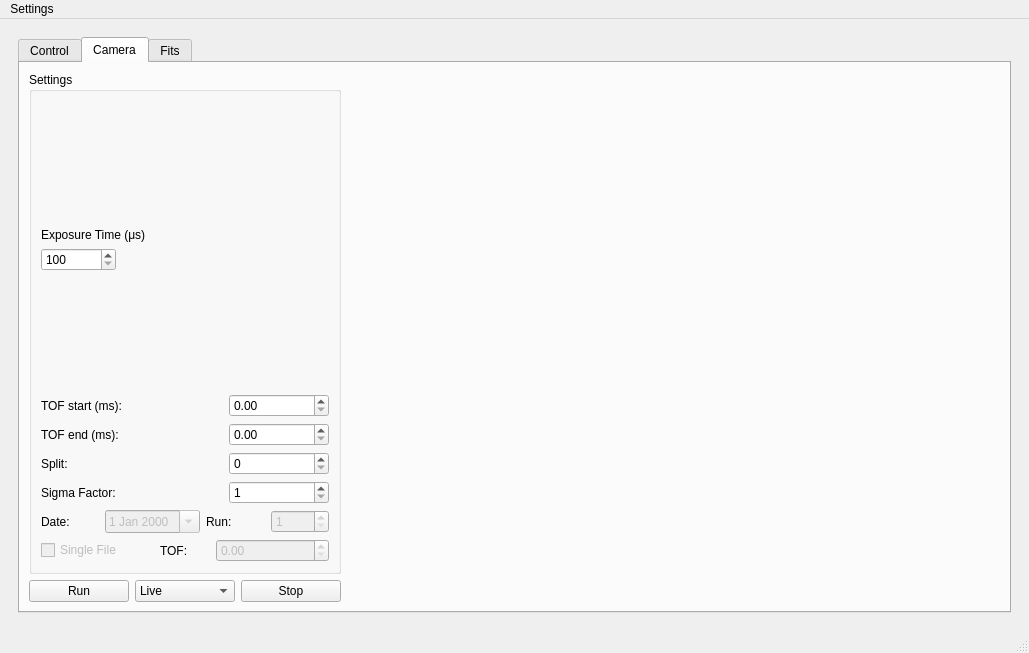
Above: mainwindow.ui from QSUM-UNB/GUI-ColdAtomCapture before the change. Below: the same form after it.
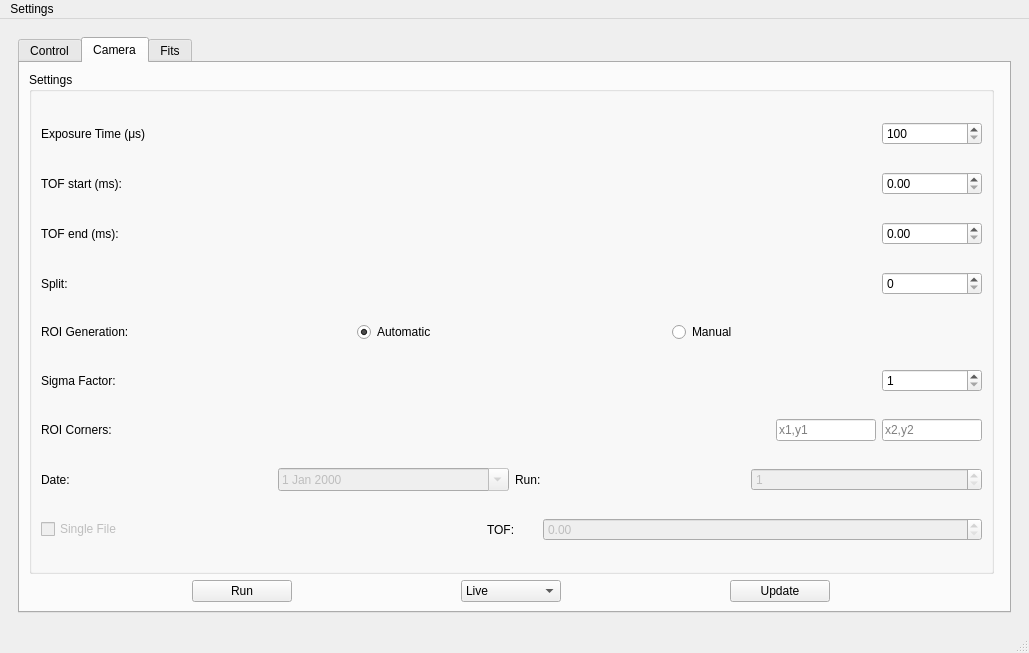
That is the form after the change. Custom widgets are drawn as their Qt base class.

Commit message: Groundwork for manual + auto ROI selection

```diff
--- a/mainwindow.ui
+++ b/mainwindow.ui
@@ -11,7 +11,7 @@
    </rect>
   </property>
   <property name="windowTitle">
-   <string>MainWindow</string>
+   <string>Cold Atom Capture</string>
   </property>
   <widget class="QWidget" name="centralwidget">
    <layout class="QHBoxLayout" name="horizontalLayout">
@@ -41,7 +41,9 @@
                 <string>Settings</string>
                </property>
                <layout class="QVBoxLayout" name="verticalLayout_6">
-                <item alignment="Qt::AlignBottom">
+                <item>
+                 <layout class="QHBoxLayout" name="exposureLayout">
+                  <item>
                  <widget class="QLabel" name="exposureLabel">
                   <property name="maximumSize">
                    <size>
@@ -54,11 +56,17 @@
                   </property>
                  </widget>
                 </item>
-                <item alignment="Qt::AlignTop">
+                  <item>
                  <widget class="QSpinBox" name="exposureBox">
+                    <property name="minimumSize">
+                     <size>
+                      <width>100</width>
+                      <height>0</height>
+                     </size>
+                    </property>
                   <property name="maximumSize">
                    <size>
-                    <width>75</width>
+                      <width>100</width>
                     <height>16777215</height>
                    </size>
                   </property>
@@ -70,6 +78,8 @@
                   </property>
                  </widget>
                 </item>
+                 </layout>
+                </item>
                 <item>
                  <layout class="QHBoxLayout" name="horizontalLayout_6">
                   <item>
@@ -151,6 +161,34 @@
                   </item>
                  </layout>
                 </item>
+                <item>
+                 <layout class="QHBoxLayout" name="roiSelectionLayout">
+                  <item>
+                   <widget class="QLabel" name="label_2">
+                    <property name="text">
+                     <string>ROI Generation:</string>
+                    </property>
+                   </widget>
+                  </item>
+                  <item>
+                   <widget class="QRadioButton" name="roiAutoRadio">
+                    <property name="text">
+                     <string>Automatic</string>
+                    </property>
+                    <property name="checked">
+                     <bool>true</bool>
+                    </property>
+                   </widget>
+                  </item>
+                  <item>
+                   <widget class="QRadioButton" name="roiManualRadio">
+                    <property name="text">
+                     <string>Manual</string>
+                    </property>
+                   </widget>
+                  </item>
+                 </layout>
+                </item>
                 <item>
                  <layout class="QHBoxLayout" name="sigmaLayout">
                   <item>
@@ -181,6 +219,55 @@
                   </item>
                  </layout>
                 </item>
+                <item>
+                 <layout class="QHBoxLayout" name="roiManualLayout">
+                  <item>
+                   <widget class="QLabel" name="roiManualLabel">
+                    <property name="maximumSize">
+                     <size>
+                      <width>16777215</width>
+                      <height>75</height>
+                     </size>
+                    </property>
+                    <property name="text">
+                     <string>ROI Corners:</string>
+                    </property>
+                   </widget>
+                  </item>
+                  <item>
+                   <widget class="QLineEdit" name="roiTopLeftEdit">
+                    <property name="maximumSize">
+                     <size>
+                      <width>100</width>
+                      <height>16777215</height>
+                     </size>
+                    </property>
+                    <property name="placeholderText">
+                     <string>x1,y1</string>
+                    </property>
+                   </widget>
+                  </item>
+                  <item>
+                   <widget class="QLineEdit" name="roiBottomRightEdit">
+                    <property name="maximumSize">
+                     <size>
+                      <width>100</width>
+                      <height>16777215</height>
+                     </size>
+                    </property>
+                    <property name="inputMask">
+                     <string/>
+                    </property>
+                    <property name="text">
+                     <string/>
+                    </property>
+                    <property name="placeholderText">
+                     <string>x2,y2</string>
+                    </property>
+                   </widget>
+                  </item>
+                 </layout>
+                </item>
                 <item>
                  <layout class="QHBoxLayout" name="recallLayout">
                   <item>
@@ -292,7 +379,7 @@
                 </widget>
                </item>
                <item>
-                <widget class="QPushButton" name="camStopButton">
+                <widget class="QPushButton" name="camUpdateButton">
                  <property name="maximumSize">
                   <size>
                    <width>100</width>
@@ -300,7 +387,7 @@
                   </size>
                  </property>
                  <property name="text">
-                  <string>Stop</string>
+                  <string>Update</string>
                  </property>
                 </widget>
                </item>
@@ -308,8 +395,12 @@
              </item>
             </layout>
            </item>
+           <item>
+            <layout class="QVBoxLayout" name="camLayout">
            <item>
             <widget class="MplCanvasCam" name="camWidget" native="true"/>
+             </item>
+            </layout>
            </item>
           </layout>
          </widget>
```
Lines whose indentation alone changed are shown as unchanged. The commit also changes 4 other files.
